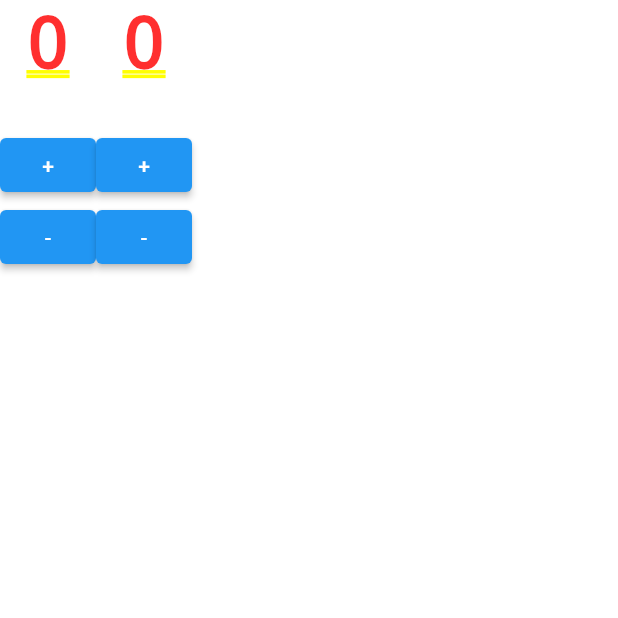
After one commit to kwon0koang/test_flutter, a Flutter app: the screen it shows after launch, after a tap on "Test GetX mvvm", on a phone screen of 412 x 824 dp, the top half of it. The commit adds this screen. Run offline on Flutter 3.47's test engine with Material 2 defaults, Android fonts, the phone set to English and light mode, and no system bars; our stand-ins replace get.

Commit message:
[kyk] test mvvm

```diff
--- a/lib/main.dart
+++ b/lib/main.dart
@@ -2,6 +2,7 @@ import 'package:flutter/material.dart';
 import 'package:get/get.dart';
 import 'package:test_flutter/src/pages/getx_counter/getx_counter.dart';
 import 'package:test_flutter/src/pages/getx_counter_service/getx_static_counter.dart';
+import 'package:test_flutter/src/pages/getx_mvvm/getx_mvvm.dart';
 
 void main() {
   runApp(const MyApp());
@@ -55,8 +56,10 @@ class MyHomePage extends StatelessWidget {
                 child: Text("Test GetX service"),
               ),
               ElevatedButton(
-                onPressed: () {},
-                child: Text("todo"),
+                onPressed: () {
+                  Get.to(GetXMvvm());
+                },
+                child: Text("Test GetX mvvm"),
               ),
             ],
           ),
--- a/lib/src/pages/getx_counter/getx_counter_controller.dart
+++ b/lib/src/pages/getx_counter/getx_counter_controller.dart
@@ -4,7 +4,8 @@ class GetXCounterController extends GetxController {
   // static getInstance() => Get.find();
   static GetXCounterController get to => Get.find();
 
-  RxInt count = 0.obs;
+  // RxInt count = 0.obs;
+  var count = 0.obs;
 
   void increase() {
     count++;
--- a/lib/src/pages/getx_counter_service/getx_counter_service.dart
+++ b/lib/src/pages/getx_counter_service/getx_counter_service.dart
@@ -4,7 +4,8 @@ class GetXCounterService extends GetxService {
   // static getInstance() => Get.find();
   static GetXCounterService get to => Get.find();
 
-  RxInt count = 0.obs;
+  // RxInt count = 0.obs;
+  var count = 0.obs;
 
   void increase() {
     count++;
--- /dev/null
+++ b/lib/src/pages/getx_mvvm/counter_model.dart
@@ -0,0 +1,8 @@
+
+class CounterModel {
+  var _count = 0;
+  get count => _count;
+
+  void increase() => _count++;
+  void decrease() => _count--;
+}
--- /dev/null
+++ b/lib/src/pages/getx_mvvm/getx_mvvm.dart
@@ -0,0 +1,65 @@
+import 'package:flutter/material.dart';
+import 'package:get/get.dart';
+import 'package:test_flutter/src/pages/getx_mvvm/getx_mvvm_controller.dart';
+
+class GetXMvvm extends StatelessWidget {
+  const GetXMvvm({Key? key}) : super(key: key);
+
+  @override
+  Widget build(BuildContext context) {
+    Get.put(GetXMvvmController());
+
+    return SafeArea(
+      child: Container(
+        child: Obx(
+          () {
+            return Row(
+              children: [
+                Column(
+                  children: [
+                    Text("${GetXMvvmController.to.counterModels[0].count}"),
+                    SizedBox(
+                      height: 30,
+                    ),
+                    ElevatedButton(
+                      onPressed: () {
+                        GetXMvvmController.to.increase(0);
+                      },
+                      child: Text("+"),
+                    ),
+                    ElevatedButton(
+                      onPressed: () {
+                        GetXMvvmController.to.decrease(0);
+                      },
+                      child: Text("-"),
+                    ),
+                  ],
+                ),
+                Column(
+                  children: [
+                    Text("${GetXMvvmController.to.counterModels[1].count}"),
+                    SizedBox(
+                      height: 30,
+                    ),
+                    ElevatedButton(
+                      onPressed: () {
+                        GetXMvvmController.to.increase(1);
+                      },
+                      child: Text("+"),
+                    ),
+                    ElevatedButton(
+                      onPressed: () {
+                        GetXMvvmController.to.decrease(1);
+                      },
+                      child: Text("-"),
+                    ),
+                  ],
+                ),
+              ],
+            );
+          },
+        ),
+      ),
+    );
+  }
+}
--- /dev/null
+++ b/lib/src/pages/getx_mvvm/getx_mvvm_controller.dart
@@ -0,0 +1,32 @@
+import 'dart:developer';
+
+import 'package:get/get.dart';
+import 'package:test_flutter/src/pages/getx_mvvm/counter_model.dart';
+
+class GetXMvvmController extends GetxController {
+  static GetXMvvmController get to => Get.find();
+
+  static const int ITEM_SIZE = 2;
+
+  RxList<CounterModel> _counterModels = <CounterModel>[].obs;
+  List<CounterModel> get counterModels => _counterModels;
+
+  @override
+  void onInit() {
+    super.onInit();
+    for (int i = 0; i < ITEM_SIZE; i++) {
+      _counterModels.add(CounterModel());
+    }
+  }
+
+  void increase(int index) {
+    _counterModels[index].increase();
+    _counterModels.refresh();   // GetX의 RxList는 Item요소의 변수값이 바뀌었는지 감지할 수 없음. 수동 refresh 처리 필요
+  }
+
+  void decrease(int index) {
+    _counterModels[index].decrease();
+    _counterModels.refresh();   // GetX의 RxList는 Item요소의 변수값이 바뀌었는지 감지할 수 없음. 수동 refresh 처리 필요
+  }
+
+}
```
